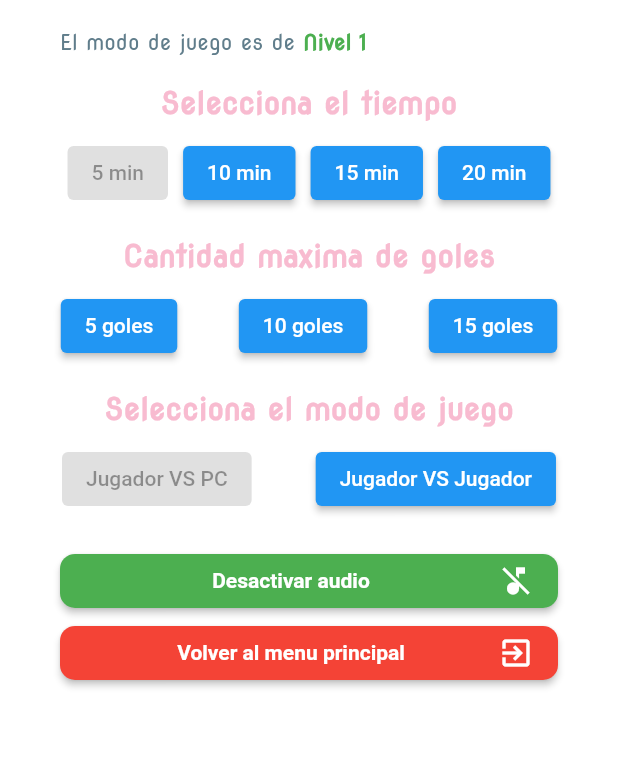
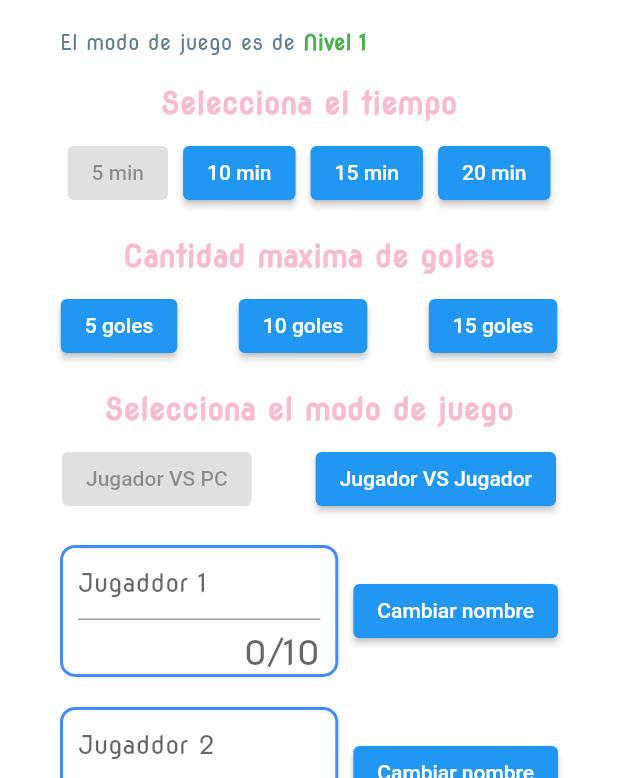
Before and after one commit to valdeortiz/masterGoal, a Flutter app: the ConfiguracionScreen screen opened by its route, on a phone screen of 412 x 824 dp, the part 458-1236 px from its top. Run offline on Flutter 3.47's test engine with Material 2 defaults, Android fonts, the phone set to English and light mode, and no system bars; our stand-ins replace audioplayers, confetti, lottie, sizer.

Commit message:
config change player name

```diff
--- a/lib/game_coordinator_provider.dart
+++ b/lib/game_coordinator_provider.dart
@@ -10,7 +10,7 @@ class GameCoordProvider extends ChangeNotifier {
   int player1Gols = 0;
   int player2Gols = 0;
   String? namePlayer1;
-  String? namePlayer2 = 'PC';
+  String? namePlayer2;
   int maxGols = 1;
   bool isWin = false;
   GameType gameType = GameType.pc;
@@ -138,7 +138,6 @@ class GameCoordProvider extends ChangeNotifier {
   void newGame() {
     player1Gols = 0;
     player2Gols = 0;
-    namePlayer2 = 'PC';
     isWin = false;
     currentTurn = PlayerType.player1;
     currentBallTurn;
--- a/lib/main.dart
+++ b/lib/main.dart
@@ -71,7 +71,7 @@ class MyApp extends StatelessWidget {
                 const TutorialScreen(),
             PlayScreen.playScreenPath: (context) => const PlayScreen(),
             FinalGameScreen.path: (context) => FinalGameScreen(),
-            ConfiguracionScreen.path: (context) => const ConfiguracionScreen(),
+            ConfiguracionScreen.path: (context) => ConfiguracionScreen(),
           },
         ),
       ),
--- a/lib/menu/pages/config_screen.dart
+++ b/lib/menu/pages/config_screen.dart
@@ -8,14 +8,17 @@ import 'package:mastergoal/widgets/boton_siguiente.dart';
 import 'package:provider/provider.dart';
 
 class ConfiguracionScreen extends StatelessWidget {
-  const ConfiguracionScreen({super.key});
+  ConfiguracionScreen({super.key});
   static const path = '/config';
+  final TextEditingController nombreJugador1 = TextEditingController(text: "");
+  final TextEditingController nombreJugador2 = TextEditingController(text: "");
 
   @override
   Widget build(BuildContext context) {
     return SafeArea(
       child: Scaffold(
         body: ListView(
+          shrinkWrap: true,
           padding: const EdgeInsets.all(20.0),
           children: [
             Lottie.asset('assets/lottie/settings.json', height: 250),
@@ -153,6 +156,86 @@ class ConfiguracionScreen extends StatelessWidget {
             const SizedBox(
               height: 20,
             ),
+            Padding(
+              padding: const EdgeInsets.symmetric(horizontal: 20),
+              child: Row(
+                children: [
+                  Expanded(
+                    child: Container(
+                      padding: const EdgeInsets.symmetric(horizontal: 10),
+                      decoration: BoxDecoration(
+                          borderRadius: BorderRadius.circular(10),
+                          color: Colors.white,
+                          border:
+                              Border.all(color: Colors.blueAccent, width: 2)),
+                      child: TextField(
+                        maxLength: 10,
+                        controller: nombreJugador1,
+                        decoration: const InputDecoration(
+                          hintText: "Jugaddor 1",
+                          // icon: Icon(Icons.account_circle_outlined),
+                        ),
+                        style: const TextStyle(fontSize: 17),
+                      ),
+                    ),
+                  ),
+                  const SizedBox(
+                    width: 10,
+                  ),
+                  ElevatedButton(
+                      onPressed: () {
+                        Provider.of<GameCoordProvider>(context, listen: false)
+                            .namePlayer1 = nombreJugador1.text;
+                        // nombreJugador1.clear();
+                        ScaffoldMessenger.of(context).showSnackBar(
+                            const SnackBar(
+                                content: Text(
+                                    "El nombre se modifico correctamente")));
+                      },
+                      child: const Text("Cambiar nombre")),
+                ],
+              ),
+            ),
+            Padding(
+              padding: const EdgeInsets.all(20),
+              child: Row(
+                children: [
+                  Expanded(
+                    child: Container(
+                      padding: const EdgeInsets.symmetric(horizontal: 10),
+                      decoration: BoxDecoration(
+                        borderRadius: BorderRadius.circular(10),
+                        color: Colors.white,
+                        border: Border.all(color: Colors.blueAccent, width: 2),
+                      ),
+                      child: TextField(
+                        maxLength: 10,
+                        controller: nombreJugador2,
+                        decoration: const InputDecoration(
+                          hintText: "Jugaddor 2",
+                          // icon: Icon(Icons.account_circle_outlined),
+                        ),
+                        style: const TextStyle(fontSize: 17),
+                      ),
+                    ),
+                  ),
+                  const SizedBox(
+                    width: 10,
+                  ),
+                  ElevatedButton(
+                      onPressed: () {
+                        Provider.of<GameCoordProvider>(context, listen: false)
+                            .namePlayer2 = nombreJugador2.text;
+                        // nombreJugador2.clear();
+                        ScaffoldMessenger.of(context).showSnackBar(
+                            const SnackBar(
+                                content: Text(
+                                    "El nombre se modifico correctamente")));
+                      },
+                      child: const Text("Cambiar nombre")),
+                ],
+              ),
+            ),
             BotonSiguiente(
               onTap: () =>
                   Provider.of<AudioProvider>(context, listen: false).stop(),
--- a/lib/play/screens/play_screen.dart
+++ b/lib/play/screens/play_screen.dart
@@ -175,10 +175,9 @@ class PlayScreen extends StatelessWidget {
 }
 
 class BoardWidget extends StatefulWidget {
-  const BoardWidget(
-      {super.key, this.clockProvider, this.gamePro, this.audioPro});
+  const BoardWidget({super.key, this.clockProvider, this.audioPro});
   final CountdownProvider? clockProvider;
-  final GameCoordProvider? gamePro;
+
   final AudioProvider? audioPro;
   @override
   State<BoardWidget> createState() => _BoardWidgetState();
@@ -187,16 +186,10 @@ class BoardWidget extends StatefulWidget {
 class _BoardWidgetState extends State<BoardWidget> {
   late final double tileWidth =
       MediaQuery.of(context).size.width / Constantes.columnas;
-
-  // final GameCoordinator coordinator = GameCoordinator.newGame();
-  // late GameCoordProvider? coordinator;
-
-  // List<MgPiece> get pieces => coordinator.pieces;
   @override
   void initState() {
     SystemChrome.setPreferredOrientations([DeviceOrientation.landscapeRight]);
     widget.audioPro?.iniciarAudio();
-    // coordinator = widget.gamePro;
     WidgetsBinding.instance.addPostFrameCallback((_) {
       widget.clockProvider?.startStopTimer();
       Provider.of<GameCoordProvider>(context, listen: false).newGame();
@@ -206,8 +199,6 @@ class _BoardWidgetState extends State<BoardWidget> {
 
   @override
   void didChangeDependencies() {
-    // coordinator = Provider.of<GameCoordProvider>(context, listen: false);
-    // coordinator?.newGame();
     super.didChangeDependencies();
   }
 
@@ -215,8 +206,6 @@ class _BoardWidgetState extends State<BoardWidget> {
   void dispose() {
     SystemChrome.setPreferredOrientations([DeviceOrientation.portraitUp]);
     widget.clockProvider?.cancelTimer();
-    // coordinator?.newGame();
-    // Provider.of<GameCoordProvider>(context, listen: false).newGame();
     widget.audioPro?.stop();
     super.dispose();
   }
@@ -294,9 +283,6 @@ class _BoardWidgetState extends State<BoardWidget> {
               piece.pieceType) {
         return false;
       }
-
-      print(" $columna, $fila");
-      print("OnWill: $piece");
 
       return piece.canMoveTo(columna, fila) &&
           !Provider.of<GameCoordProvider>(context, listen: false)
```
Also changed, not shown: lib/game_coordinator.dart (deleted, +0 -49 lines).
